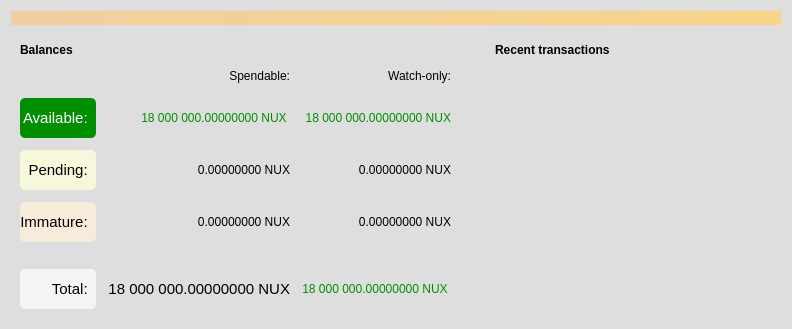
Old version of the form src/qt/forms/overviewpage.ui in the repository TaobotX11/nusacoin.
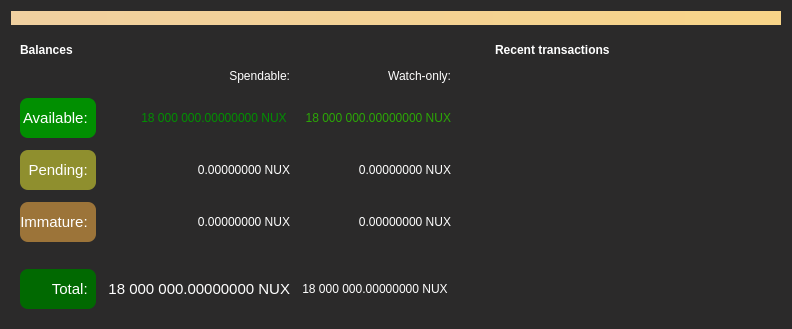
New version of the form. Icons and pictures are not drawn.

```diff
--- a/src/qt/forms/overviewpage.ui
+++ b/src/qt/forms/overviewpage.ui
@@ -17,7 +17,7 @@
    <bool>false</bool>
   </property>
   <property name="styleSheet">
-   <string notr="true">background-color: rgb(222, 222, 222);border-radius: 5px;</string>
+   <string notr="true">color: white; background-color: rgb(43, 42, 42);border-radius: 8px;</string>
   </property>
   <layout class="QVBoxLayout" name="topLayout">
    <item>
@@ -123,7 +123,7 @@
             <item row="5" column="0">
              <widget class="QLabel" name="labelTotalText">
               <property name="styleSheet">
-               <string notr="true">background-color: rgb(244, 244, 244);</string>
+               <string notr="true">background-color: rgb(1, 105, 1);</string>
               </property>
               <property name="font">
                <font>
@@ -246,7 +246,7 @@
             <item row="2" column="0">
              <widget class="QLabel" name="labelPendingText">
               <property name="styleSheet">
-               <string notr="true">background-color: rgb(247, 247, 220);</string>
+               <string notr="true">background-color: rgb(143, 143, 46);</string>
               </property>
               <property name="text">
                <string>Pending:  </string>
@@ -266,7 +266,7 @@
             <item row="3" column="0">
              <widget class="QLabel" name="labelImmatureText">
               <property name="styleSheet">
-               <string notr="true">background-color: rgb(247, 236, 220);</string>
+               <string notr="true">background-color: rgb(156, 116, 57);</string>
               </property>
               <property name="font">
                <font>
@@ -366,7 +366,7 @@
                <string>Your current balance in watch-only addresses</string>
               </property>
               <property name="styleSheet">
-               <string notr="true">color: rgb(1, 143, 1);</string>
+               <string notr="true">color: rgb(43, 167, 5);</string>
               </property>
               <property name="text">
                <string notr="true">18 000 000.00000000 NUX</string>
@@ -467,7 +467,7 @@
                <string>Current total balance in watch-only addresses</string>
               </property>
               <property name="styleSheet">
-               <string notr="true">color: rgb(1, 143, 1); selection-background-color: rgb(1, 143, 1); selection-color:white;border-radius: 0px;</string>
+               <string notr="true">selection-background-color: rgb(1, 143, 1); selection-color:white;border-radius: 0px;</string>
               </property>
               <property name="text">
                 <string notr="true">18 000 000.00000000 NUX </string>
```
